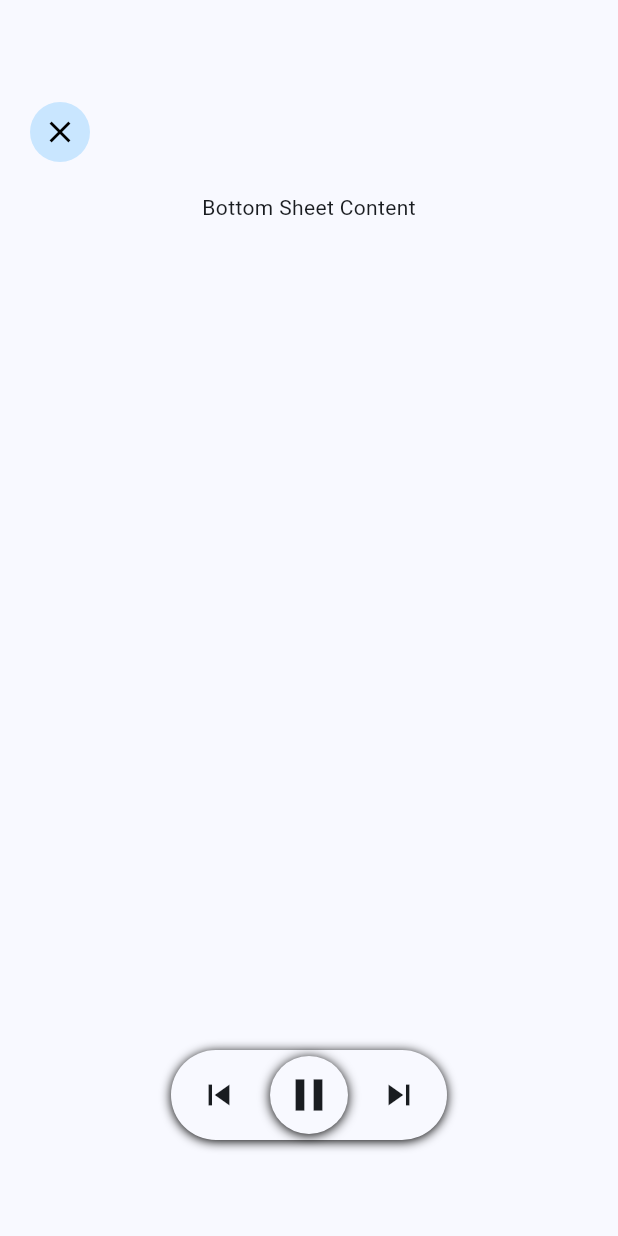
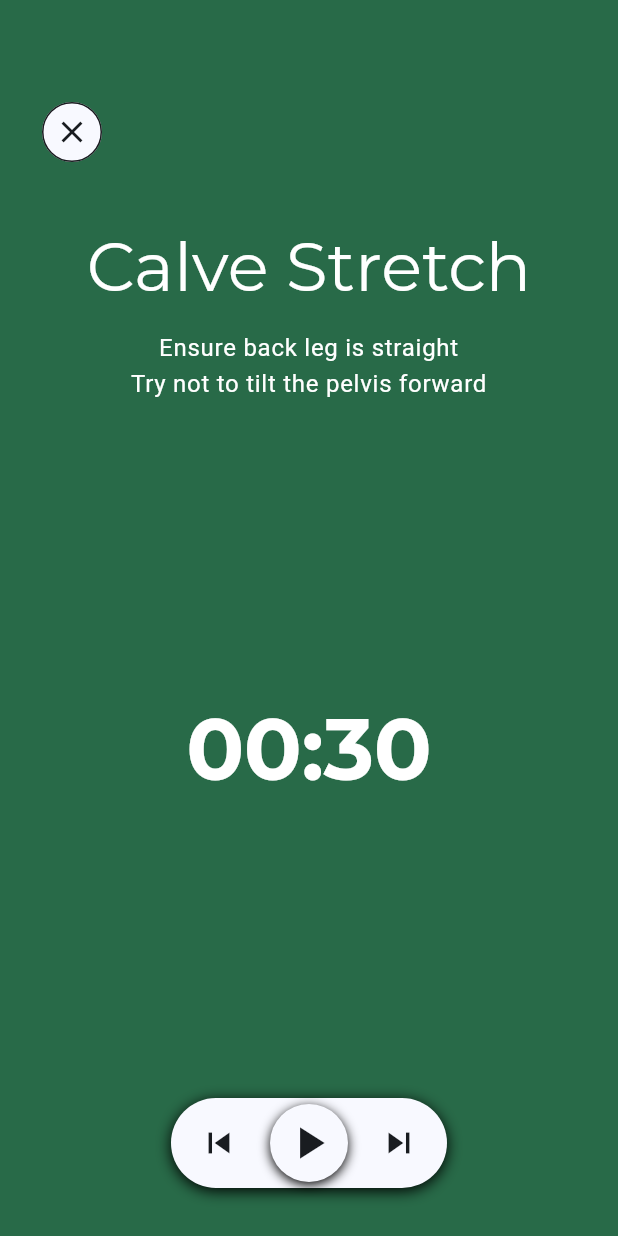
Before and after one commit to elder-software/fit-tick, a Flutter app: the TimerScreen widget shown alone on an empty page, opened directly, on a phone screen of 412 x 824 dp. Run offline on Flutter 3.47's test engine with Material 3 defaults, Android fonts, the light colour scheme and no system bars; our stand-ins replace bloc, cloud_firestore, equatable, firebase_auth, firebase_core, flutter_bloc and 2 more; accounts and stored records are empty; generated files the repository leaves out were written again; network calls fail; statements that could not run were skipped.

Commit message:
timer ui refinement

```diff
--- a/lib/features/timer/timer_screen.dart
+++ b/lib/features/timer/timer_screen.dart
@@ -1,3 +1,4 @@
+import 'dart:async';
 import 'package:flutter/material.dart';
 
 class TimerScreen extends StatefulWidget {
@@ -7,41 +8,171 @@ class TimerScreen extends StatefulWidget {
   State<TimerScreen> createState() => _TimerScreenState();
 }
 
-class _TimerScreenState extends State<TimerScreen> {
+class _TimerScreenState extends State<TimerScreen>
+    with TickerProviderStateMixin {
+  late AnimationController _animationController;
+  late Animation<double> _wipeAnimation;
+  Timer? _timer;
+  final Duration _totalDuration = const Duration(seconds: 30);
+  late Duration _remainingDuration;
+  bool _isRunning = false;
+
+  @override
+  void initState() {
+    super.initState();
+    _remainingDuration = _totalDuration;
+    _animationController = AnimationController(
+      vsync: this,
+      duration: _totalDuration,
+    );
+    _wipeAnimation = Tween<double>(begin: 1.0, end: 0.0).animate(
+      CurvedAnimation(parent: _animationController, curve: Curves.linear),
+    );
+  }
+
+  @override
+  void dispose() {
+    _animationController.dispose();
+    _timer?.cancel();
+    super.dispose();
+  }
+
+  String _formatDuration(Duration duration) {
+    String twoDigits(int n) => n.toString().padLeft(2, '0');
+    final minutes = twoDigits(duration.inMinutes.remainder(60));
+    final seconds = twoDigits(duration.inSeconds.remainder(60));
+    return '$minutes:$seconds';
+  }
+
+  void _toggleTimer() {
+    if (_isRunning) {
+      _timer?.cancel();
+      _animationController.stop();
+    } else {
+      if (_animationController.value == 0.0 &&
+              _remainingDuration == Duration.zero ||
+          _remainingDuration == _totalDuration) {
+        _remainingDuration = _totalDuration;
+        _animationController.reset();
+      }
+
+      _animationController.forward();
+
+      _timer?.cancel();
+      _timer = Timer.periodic(const Duration(seconds: 1), (timer) {
+        if (_remainingDuration.inSeconds > 0) {
+          if (mounted) {
+            setState(() {
+              _remainingDuration =
+                  _remainingDuration - const Duration(seconds: 1);
+            });
+          } else {
+            timer.cancel();
+          }
+        } else {
+          timer.cancel();
+          _animationController.stop();
+          if (mounted) {
+            setState(() {
+              _isRunning = false;
+            });
+          }
+        }
+      });
+    }
+    if (mounted) {
+      setState(() {
+        _isRunning = !_isRunning;
+      });
+    }
+  }
+
+  void _skipPrevious() {}
+  void _skipNext() {}
+
   @override
   Widget build(BuildContext context) {
-    return SafeArea(
-      minimum: const EdgeInsets.only(top: 64, left: 16, right: 16, bottom: 64),
-      child: Stack(
+    final theme = Theme.of(context);
+    final textTheme = theme.textTheme;
+
+    return Stack(
       children: [
-          Column(
-            children: const [
+        Container(color: theme.colorScheme.secondary),
+        AnimatedBuilder(
+          animation: _wipeAnimation,
+          builder: (context, child) {
+            return ClipRect(
+              child: Align(
+                alignment: Alignment.topCenter,
+                heightFactor: _wipeAnimation.value,
+                child: child,
+              ),
+            );
+          },
+          child: Container(color: theme.colorScheme.primary),
+        ),
         Padding(
-                padding: EdgeInsets.all(64),
-                child: Center(child: Text('Bottom Sheet Content')),
-              ),
-            ],
-          ),
-          Align(
-            alignment: Alignment.bottomCenter,
-            child: TimerControls(
-              onSkipPrevious: () {},
-              onPause: () {},
-              onSkipNext: () {},
-              onClose: () {},
-            ),
-          ),
+          padding: const EdgeInsets.symmetric(horizontal: 24.0, vertical: 0),
+          child: Column(
+            crossAxisAlignment: CrossAxisAlignment.center,
+            children: [
               Align(
                 alignment: Alignment.topLeft,
-            child: IconButton.filledTonal(
-              icon: const Icon(Icons.close, color: Colors.black),
+                child: Padding(
+                  padding: const EdgeInsets.only(top: 64),
+                  child: IconButton.outlined(
+                    icon: Icon(Icons.close, color: theme.colorScheme.onSurface),
                     onPressed: () {
                       Navigator.pop(context);
                     },
+                    style: IconButton.styleFrom(
+                      side: BorderSide(color: theme.colorScheme.onSurface),
+                      backgroundColor: theme.colorScheme.surface,
+                    ),
+                  ),
+                ),
+              ),
+              const SizedBox(height: 40),
+              Text(
+                'Calve Stretch',
+                style: textTheme.displayMedium?.copyWith(
+                  color: theme.colorScheme.onPrimary,
+                ),
+                textAlign: TextAlign.center,
+              ),
+              const SizedBox(height: 16),
+              Text(
+                'Ensure back leg is straight\nTry not to tilt the pelvis forward',
+                style: textTheme.bodyLarge?.copyWith(
+                  color: theme.colorScheme.onPrimary,
+                ),
+                textAlign: TextAlign.center,
+              ),
+              const Spacer(),
+              Text(
+                _formatDuration(_remainingDuration),
+                style: textTheme.displayLarge?.copyWith(
+                  fontWeight: FontWeight.bold,
+                  color: theme.colorScheme.onPrimary,
+                ),
+              ),
+              const Spacer(),
+              Align(
+                alignment: Alignment.bottomCenter,
+                child: Padding(
+                  padding: const EdgeInsets.only(bottom: 32.0),
+                  child: TimerControls(
+                    isRunning: _isRunning,
+                    onPauseToggle: _toggleTimer,
+                    onSkipPrevious: _skipPrevious,
+                    onSkipNext: _skipNext,
+                  ),
                 ),
               ),
             ],
           ),
+        ),
+      ],
     );
   }
 }
@@ -50,18 +181,20 @@ class TimerControls extends StatelessWidget {
   const TimerControls({
     super.key,
     required this.onSkipPrevious,
-    required this.onPause,
+    required this.onPauseToggle,
     required this.onSkipNext,
-    required this.onClose,
+    required this.isRunning,
   });
-  final Function() onSkipPrevious;
-  final Function() onPause;
-  final Function() onSkipNext;
-  final Function() onClose;
+
+  final VoidCallback onSkipPrevious;
+  final VoidCallback onPauseToggle;
+  final VoidCallback onSkipNext;
+  final bool isRunning;
 
   @override
   Widget build(BuildContext context) {
     final theme = Theme.of(context);
+    final iconColor = theme.colorScheme.onSurface;
 
     return Container(
       padding: const EdgeInsets.symmetric(horizontal: 8.0, vertical: 4.0),
@@ -71,8 +204,8 @@ class TimerControls extends StatelessWidget {
         boxShadow: [
           BoxShadow(
             color: theme.colorScheme.shadow,
-            blurRadius: 5,
-            offset: const Offset(0, 1),
+            blurRadius: 8,
+            offset: const Offset(0, 2),
           ),
         ],
       ),
@@ -81,9 +214,10 @@ class TimerControls extends StatelessWidget {
         mainAxisAlignment: MainAxisAlignment.center,
         children: [
           IconButton(
-            icon: Icon(Icons.skip_previous, color: theme.colorScheme.onSurface),
+            icon: Icon(Icons.skip_previous, color: iconColor),
             iconSize: 28.0,
             onPressed: onSkipPrevious,
+            tooltip: 'Skip Previous',
           ),
           const SizedBox(width: 10),
           Container(
@@ -94,21 +228,26 @@ class TimerControls extends StatelessWidget {
                 BoxShadow(
                   color: theme.colorScheme.shadow,
                   blurRadius: 6,
-                  offset: const Offset(0, 1),
+                  offset: const Offset(0, 2),
                 ),
               ],
             ),
             child: IconButton(
-              icon: Icon(Icons.pause, color: theme.colorScheme.onSurface),
+              icon: Icon(
+                isRunning ? Icons.pause : Icons.play_arrow,
+                color: iconColor,
+              ),
               iconSize: 36.0,
-              onPressed: onPause,
+              onPressed: onPauseToggle,
+              tooltip: isRunning ? 'Pause' : 'Play',
             ),
           ),
           const SizedBox(width: 10),
           IconButton(
-            icon: Icon(Icons.skip_next, color: theme.colorScheme.onSurface),
+            icon: Icon(Icons.skip_next, color: iconColor),
             iconSize: 28.0,
             onPressed: onSkipNext,
+            tooltip: 'Skip Next',
           ),
         ],
       ),
```
Lines whose indentation alone changed are shown as unchanged.
